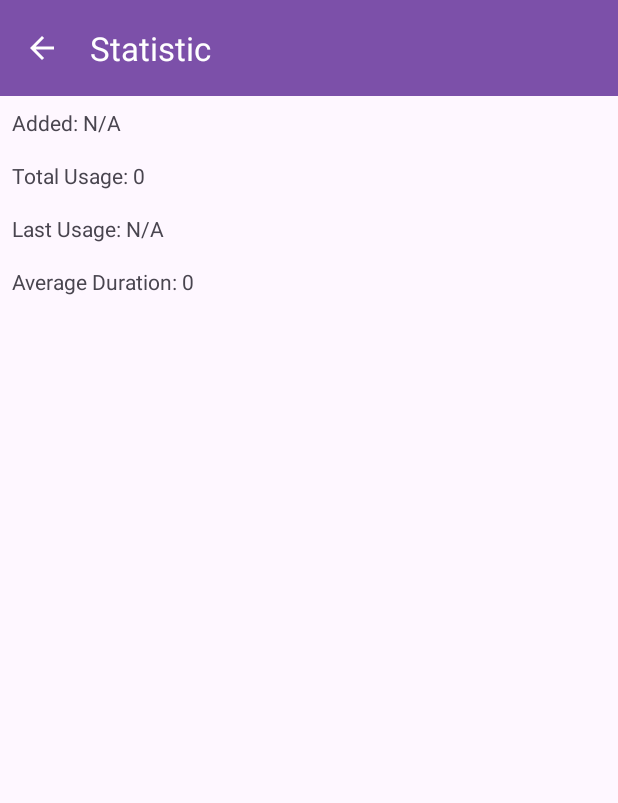
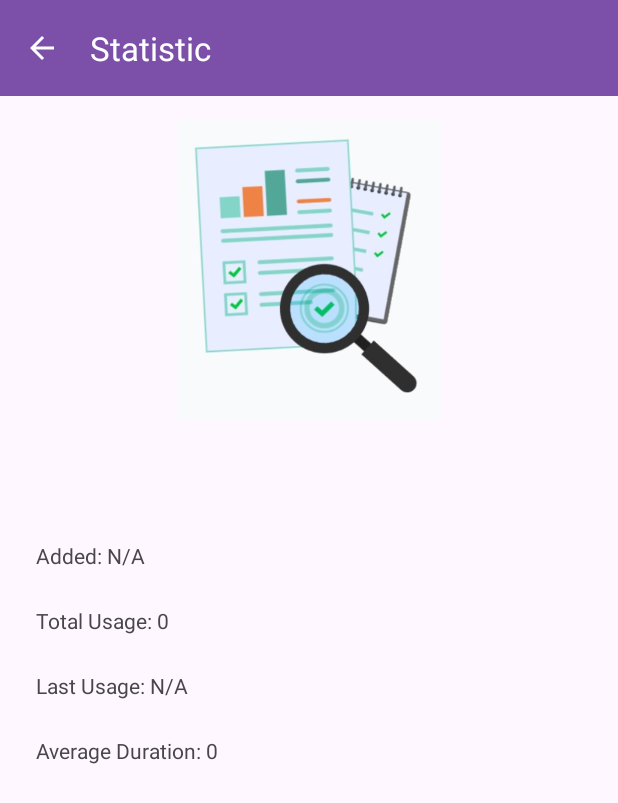
Before and after one commit to BayuNindioko/HabitApp, an Android app: the DetailStatisticActivity screen opened directly, with no data from a screen before it, on a phone screen of 412 x 824 dp. Shown: the top 803 px of the screen. Run offline under Robolectric (Android 15) with nearby library versions, the phone set to English and light mode, and no system bars.

Commit message:
update layout DetailStatisticActivity

```diff
--- a/app/src/main/java/com/example/habitapp/BottomNav/notifications/DetailStatisticActivity.kt
+++ b/app/src/main/java/com/example/habitapp/BottomNav/notifications/DetailStatisticActivity.kt
@@ -32,7 +32,7 @@ class DetailStatisticActivity : AppCompatActivity() {
         val dateFormat = SimpleDateFormat("MMM d, yyyy, HH:mm:ss", Locale.getDefault())
         val addedString = addedDate?.let { dateFormat.format(it) } ?: "N/A"
         val lastUsageString = lastUsageDate?.let { dateFormat.format(it) } ?: "N/A"
-
+        binding.title.text = habitTitle
         binding.textAdded.text = "Added: $addedString"
         binding.textAvgDuration.text = "Average Duration: $avgDuration"
         binding.textLastUsage.text = "Last Usage: $lastUsageString"
--- a/app/src/main/res/layout/activity_detail_statistic.xml
+++ b/app/src/main/res/layout/activity_detail_statistic.xml
@@ -17,16 +17,40 @@
         app:layout_constraintStart_toStartOf="parent"
         app:layout_constraintTop_toTopOf="parent" />
 
+    <ImageView
+        android:id="@+id/img_report"
+        android:layout_width="wrap_content"
+        android:layout_height="200dp"
+        android:layout_marginTop="16dp"
+        android:src="@drawable/report"
+        app:layout_constraintEnd_toEndOf="parent"
+        app:layout_constraintStart_toStartOf="parent"
+        app:layout_constraintTop_toBottomOf="@id/toolbar" />
 
+    <TextView
+        android:id="@+id/title"
+        android:layout_width="wrap_content"
+        android:layout_height="wrap_content"
+        android:layout_marginTop="16dp"
+        android:gravity="center"
+        android:padding="8dp"
+        android:text="Title"
+        android:textSize="18sp"
+        android:textStyle="bold"
+        app:layout_constraintEnd_toEndOf="parent"
+        app:layout_constraintStart_toStartOf="parent"
+        app:layout_constraintTop_toBottomOf="@id/img_report" />
     <!-- TextView for Added -->
     <TextView
         android:id="@+id/text_added"
         android:layout_width="wrap_content"
         android:layout_height="wrap_content"
+        android:layout_marginStart="16dp"
+        android:layout_marginTop="16dp"
+        android:padding="8dp"
         android:text="Added"
         app:layout_constraintStart_toStartOf="parent"
-        app:layout_constraintTop_toBottomOf="@id/toolbar"
-        android:padding="8dp"/>
+        app:layout_constraintTop_toBottomOf="@id/title" />
 
     <!-- TextView for Total Usage -->
     <TextView
@@ -34,6 +58,8 @@
         android:layout_width="wrap_content"
         android:layout_height="wrap_content"
         android:text="Total Usage"
+        android:layout_marginStart="16dp"
+        android:layout_marginTop="8dp"
         app:layout_constraintStart_toStartOf="parent"
         app:layout_constraintTop_toBottomOf="@id/text_added"
         android:padding="8dp"/>
@@ -43,6 +69,8 @@
         android:id="@+id/text_last_usage"
         android:layout_width="wrap_content"
         android:layout_height="wrap_content"
+        android:layout_marginStart="16dp"
+        android:layout_marginTop="8dp"
         android:text="Last Usage"
         app:layout_constraintStart_toStartOf="parent"
         app:layout_constraintTop_toBottomOf="@id/text_total_usage"
@@ -53,6 +81,8 @@
         android:id="@+id/text_avg_duration"
         android:layout_width="wrap_content"
         android:layout_height="wrap_content"
+        android:layout_marginStart="16dp"
+        android:layout_marginTop="8dp"
         android:text="Average Duration"
         app:layout_constraintStart_toStartOf="parent"
         app:layout_constraintTop_toBottomOf="@id/text_last_usage"
```
Also changed, not shown: app/src/main/res/drawable/report.jpg (added).
